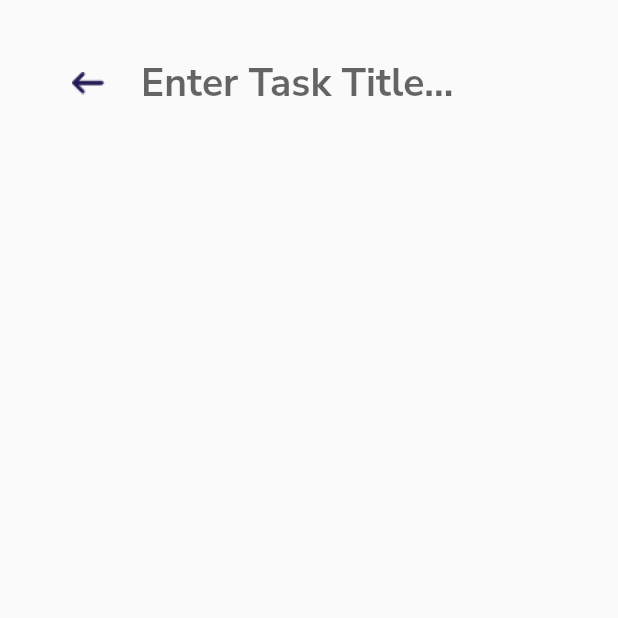
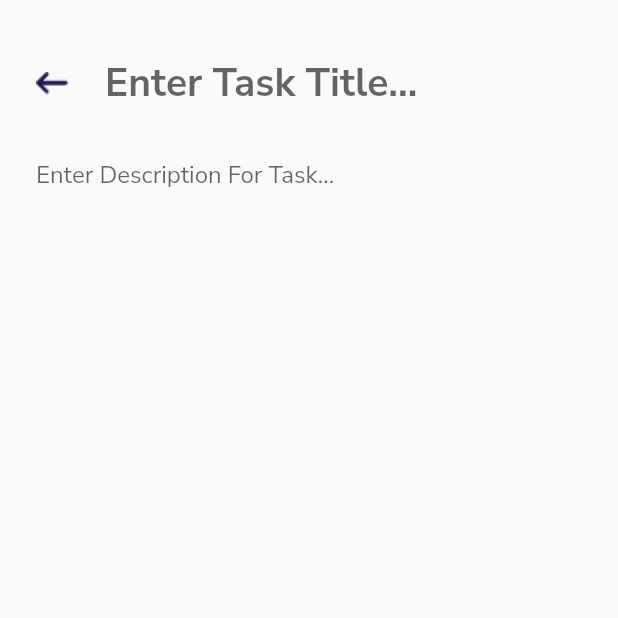
Before and after one commit to maneesha14w/flutter_todo_app, a Flutter app: the TaskPage screen opened directly, on a phone screen of 412 x 824 dp, the top half of it. Run offline on Flutter 3.47's test engine with Material 2 defaults, Android fonts, the phone set to English and light mode, and no system bars; our stand-ins replace google_fonts.

Commit message:
added Description for task

```diff
--- a/lib/screens/taskPage.dart
+++ b/lib/screens/taskPage.dart
@@ -15,7 +15,7 @@ class _TaskPageState extends State<TaskPage> {
             child: Column(
               children: [
                 Padding(
-                  padding: const EdgeInsets.all(24.0),
+                  padding: const EdgeInsets.only(top: 24.0, bottom: 6.0,),
                   child: Row(
                     children: [
                       InkWell(
@@ -43,6 +43,16 @@ class _TaskPageState extends State<TaskPage> {
                       ))
                     ],
                   ),
+
+                ),//Action Bar
+                TextField(
+                  decoration: InputDecoration(
+                    hintText: "Enter Description For Task...",
+                    border: InputBorder.none,
+                    contentPadding: EdgeInsets.symmetric(
+                      horizontal: 24.0,
+                    )
+                  ),
                 )
               ],
             ),
```
